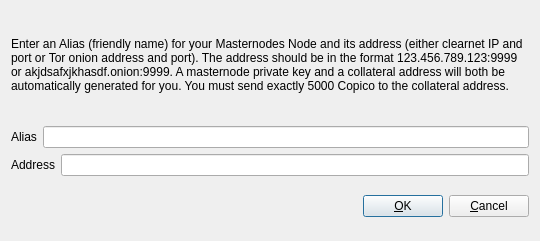
This is src/qt/forms/addeditadrenalinenode.ui in copicogithub1/copico as Qt 5 draws it before an edit. The edited form follows.
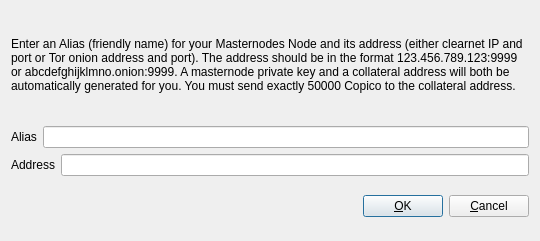
This is the edited form.

```diff
--- a/src/qt/forms/addeditadrenalinenode.ui
+++ b/src/qt/forms/addeditadrenalinenode.ui
@@ -34,7 +34,7 @@
         </sizepolicy>
        </property>
        <property name="text">
-        <string>&lt;html&gt;&lt;head/&gt;&lt;body&gt;&lt;p&gt;Enter an Alias (friendly name) for your Masternodes Node and its address (either clearnet IP and port or Tor onion address and port).  The address should be in the format 123.456.789.123:9999 or akjdsafxjkhasdf.onion:9999.  A masternode private key and a collateral address will both be automatically generated for you.  You must send exactly 5000 Copico to the collateral address.&lt;/p&gt;&lt;/body&gt;&lt;/html&gt;</string>
+        <string>&lt;html&gt;&lt;head/&gt;&lt;body&gt;&lt;p&gt;Enter an Alias (friendly name) for your Masternodes Node and its address (either clearnet IP and port or Tor onion address and port).  The address should be in the format 123.456.789.123:9999 or abcdefghijklmno.onion:9999.  A masternode private key and a collateral address will both be automatically generated for you.  You must send exactly 50000 Copico to the collateral address.&lt;/p&gt;&lt;/body&gt;&lt;/html&gt;</string>
        </property>
        <property name="wordWrap">
         <bool>true</bool>
```
